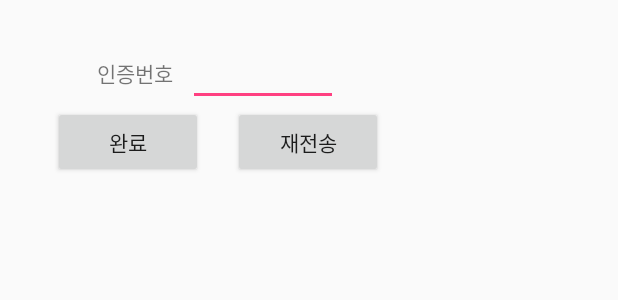
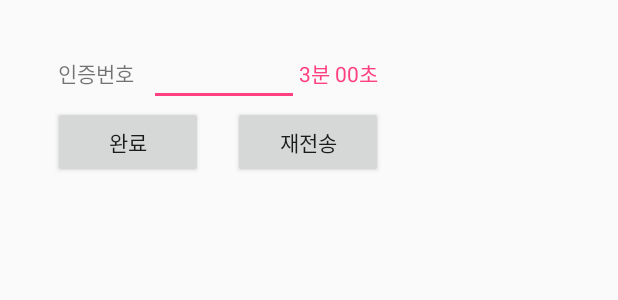
Before and after one commit to JeonHuiJae/FIX, an Android app: the layout activity_email_certif.xml on its own in the app's theme, with its tools: preview values and no code run, on a phone screen of 412 x 824 dp. Shown: the top 300 px of the screen. Run offline under Robolectric (Android 15) with nearby library versions, the phone set to English and light mode, and no system bars.

Commit message:
이메일timer
임시

```diff
--- a/Fix/app/src/main/res/layout/activity_email_certif.xml
+++ b/Fix/app/src/main/res/layout/activity_email_certif.xml
@@ -18,9 +18,17 @@
 
             <EditText
                 android:id="@+id/certificationNum"
+                android:paddingLeft="5dp"
                 android:layout_width="100dp"
                 android:layout_height="wrap_content"
                 android:inputType="textPersonName" />
+
+            <TextView
+                android:id="@+id/timer"
+                android:layout_width="wrap_content"
+                android:layout_height="wrap_content"
+                android:text="3분 00초"
+                android:textColor="@color/colorAccent" />
 
         </LinearLayout>
 
```
Also changed, not shown: Fix/app/src/main/java/com/example/hhj73/fix/EmailCertifActivity.java (+18 -1 lines).
